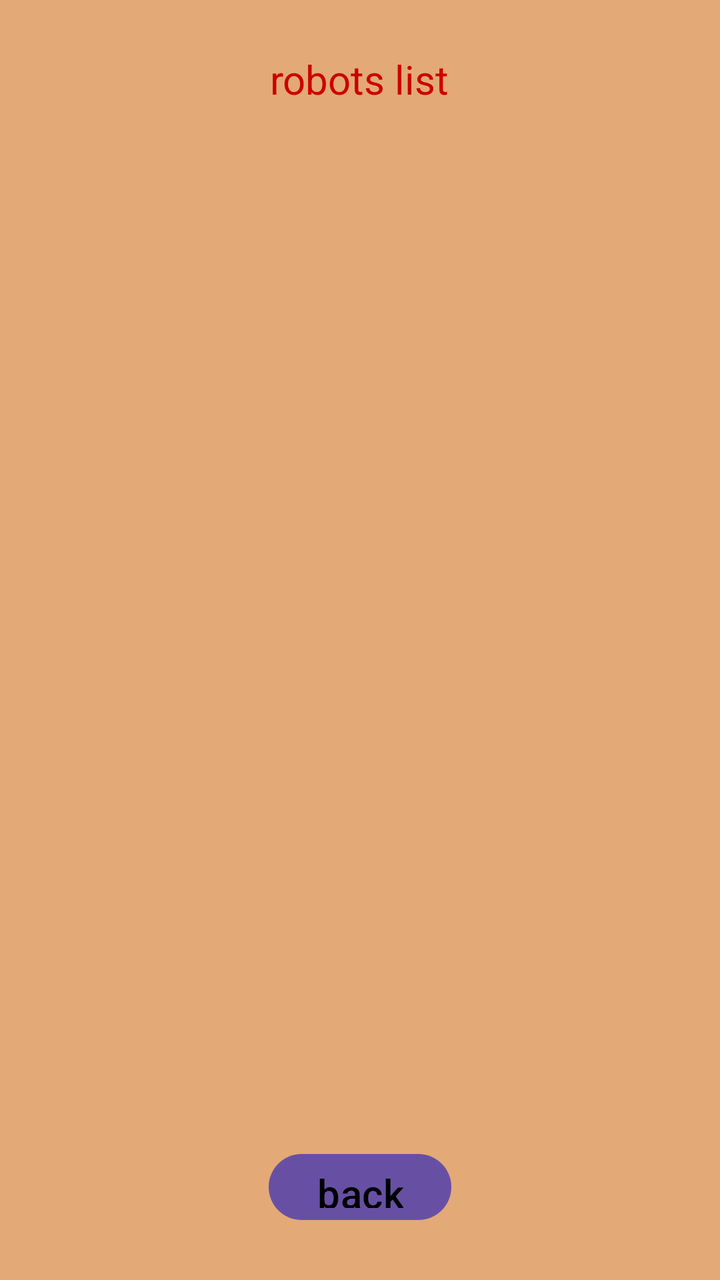
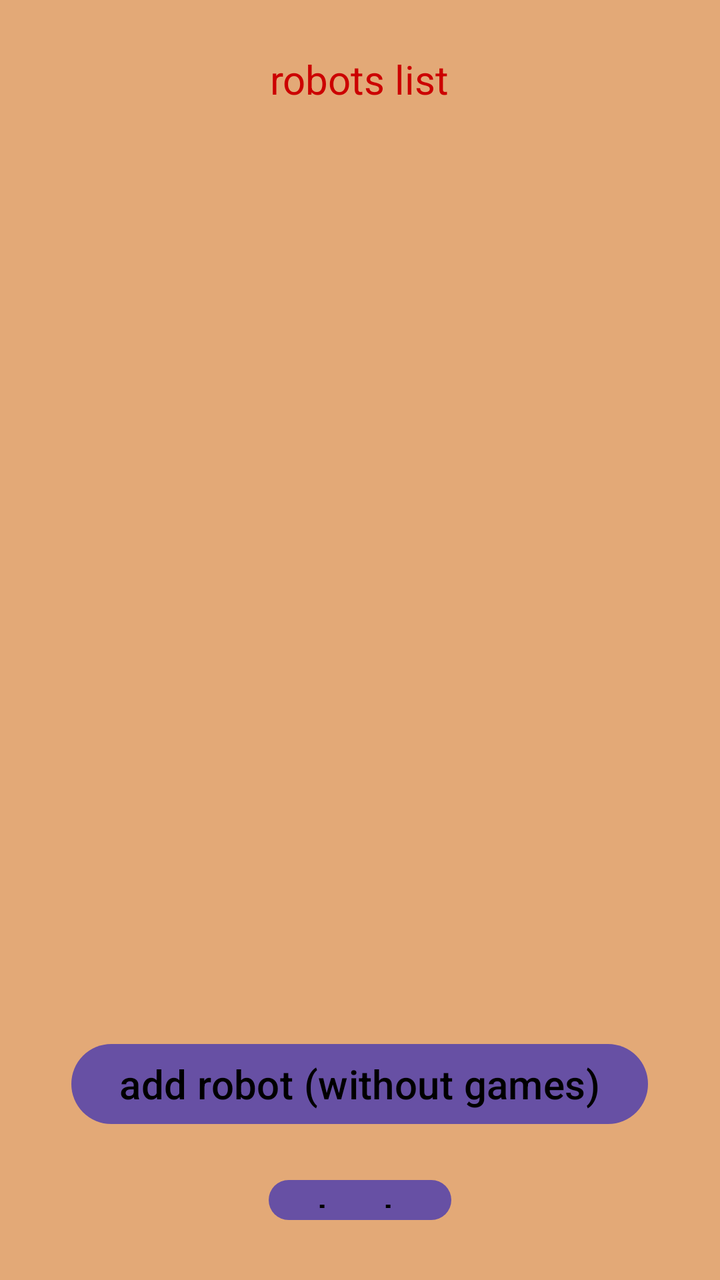

An Android layout rendered at two revisions. The XML below is the earlier revision; the diff shows what the commit changed to produce the second picture.
<!-- AndroidManifest.xml: application theme Theme.Cat -->
<!-- res/layout/activity_show_robots.xml -->
<?xml version="1.0" encoding="utf-8"?>
<LinearLayout xmlns:android="http://schemas.android.com/apk/res/android"
    xmlns:app="http://schemas.android.com/apk/res-auto"
    xmlns:tools="http://schemas.android.com/tools"
    android:layout_width="match_parent"
    android:layout_height="match_parent"
    android:orientation="vertical"
    android:paddingBottom="16dp"
    android:paddingLeft="16dp"
    android:paddingRight="16dp"
    android:paddingTop="16dp"
    android:background="#E3A977"
    tools:context=".ShowRobots">

    <TextView
        android:layout_width="wrap_content"
        android:layout_height="wrap_content"
        android:layout_gravity="center"
        android:textSize="20sp"
        android:textColor="@android:color/holo_red_dark"
        android:text="robots list"
        android:layout_margin="10dp"
        />

    <androidx.recyclerview.widget.RecyclerView
        android:id="@+id/rvRobots"
        android:layout_width="match_parent"
        android:layout_height="500dp" />

    <Button
        android:id="@+id/btnBack"
        android:layout_width="wrap_content"
        android:layout_height="wrap_content"
        android:layout_gravity="center"
        android:textSize="20sp"
        android:textColor="@color/black"
        android:text="back"
        android:layout_margin="10dp"
        />
</LinearLayout>
<!-- resources referenced by this layout -->
<resources>
  <color name="black">#FF000000</color>
  <style name="Theme.Cat" parent="Base.Theme.Cat" />
  <style name="Base.Theme.Cat" parent="Theme.Material3.DayNight.NoActionBar">
          
          
      </style>
</resources>

<!-- the commit's change to res/layout/activity_show_robots.xml (unified diff, before → after) -->
@@ -25,7 +25,18 @@
     <androidx.recyclerview.widget.RecyclerView
         android:id="@+id/rvRobots"
         android:layout_width="match_parent"
-        android:layout_height="500dp" />
+        android:layout_height="445dp" />
+
+    <Button
+        android:id="@+id/btnAddRobot"
+        android:layout_width="wrap_content"
+        android:layout_height="wrap_content"
+        android:layout_gravity="center"
+        android:textSize="20sp"
+        android:textColor="@color/black"
+        android:text="add robot (without games)"
+        android:layout_margin="10dp"
+        />
 
     <Button
         android:id="@+id/btnBack"
